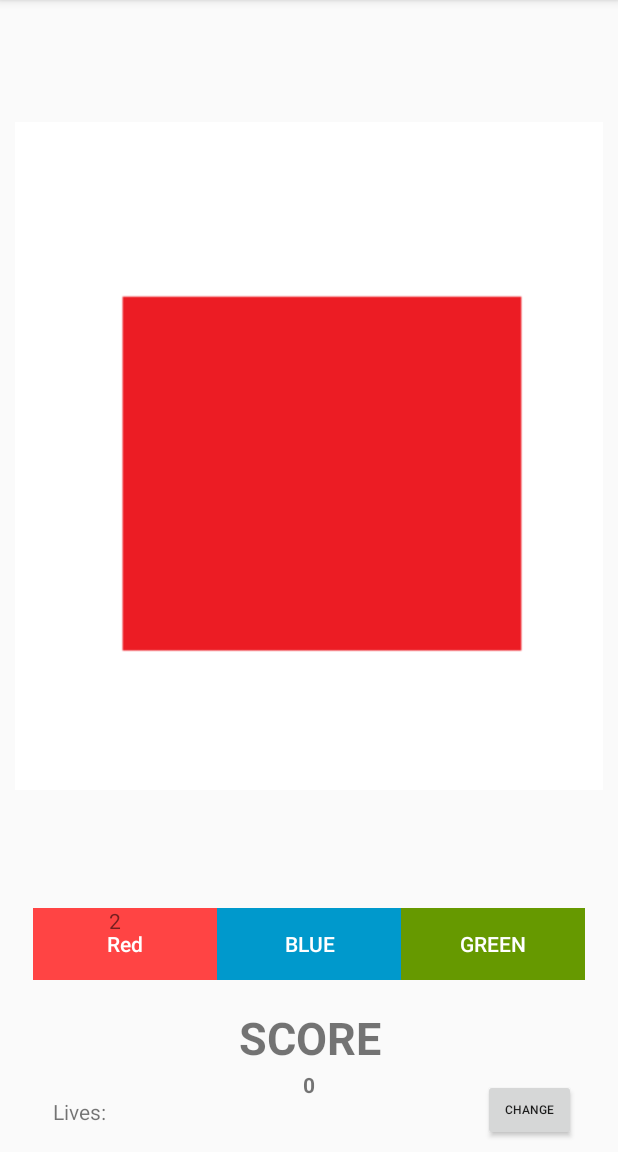
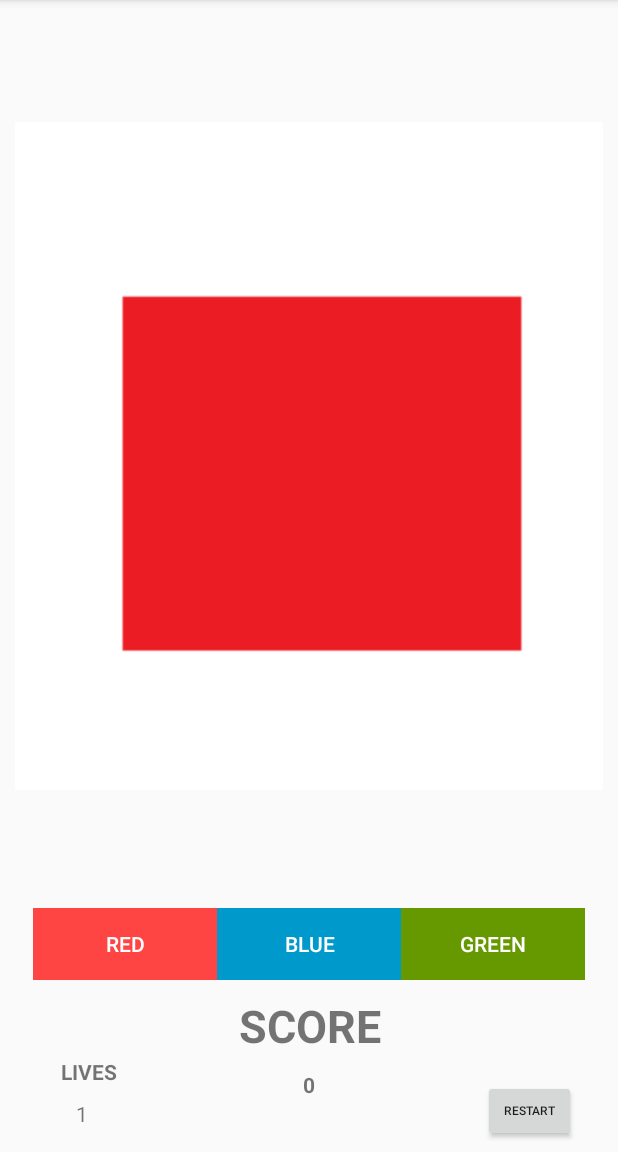
Before and after one commit to capizahe/FiguresGame, an Android app: the screen it shows after launch (MainActivity), after a tap on "GREEN", on a phone screen of 412 x 824 dp, the part 84-1236 px from its top. Run offline under Robolectric (Android 15) with nearby library versions, the phone set to English and light mode, and no system bars; 2 other taps on this screen came first.

Commit message:
Implementación botón "restart"

```diff
--- a/app/src/main/java/com/example/camil/figuresgame/MainActivity.java
+++ b/app/src/main/java/com/example/camil/figuresgame/MainActivity.java
@@ -1,23 +1,21 @@
 package com.example.camil.figuresgame;
 
-import android.graphics.Bitmap;
 import android.graphics.Color;
-import android.media.Image;
-import android.net.Uri;
 import android.support.v7.app.AppCompatActivity;
 import android.os.Bundle;
 import android.text.Editable;
 import android.text.TextWatcher;
 import android.view.View;
+import android.widget.Button;
 import android.widget.ImageView;
 import android.widget.TextView;
-
-import java.net.URL;
 import java.util.Random;
 
 import Model.Figure;
 
 public class MainActivity extends AppCompatActivity {
+
+    private Button red_button,blue_button,green_button;
 
     private ImageView figure;
     private Figure[] figures;
@@ -27,6 +25,7 @@ public class MainActivity extends AppCompatActivity {
     private int total = 0;
     private int lives = 3;
     private TextView stado;
+    private int option;
 
 
     @Override
@@ -35,6 +34,10 @@ public class MainActivity extends AppCompatActivity {
         setContentView(R.layout.activity_main);
         this.figure = (ImageView) findViewById(R.id.actual_figure);
         this.puntaje = (TextView) findViewById(R.id.score);
+        this.red_button = (Button) findViewById(R.id.red_button);
+        this.blue_button = (Button) findViewById(R.id.blue_button);
+        this.green_button = (Button) findViewById(R.id.green_button);
+
         loadImages();
         this.puntaje.setText("0");
         actual_figure = figures[randomFigure()];
@@ -43,80 +46,142 @@ public class MainActivity extends AppCompatActivity {
         this.vidas.setText(lives+"");
         this.stado = (TextView) findViewById(R.id.statusid);
         addListeners();
+        randomOption();
     }
 
     public void addListeners(){
-        this.vidas.addTextChangedListener(new TextWatcher() {
+        this.puntaje.addTextChangedListener(new TextWatcher() {
             @Override
             public void beforeTextChanged(CharSequence s, int start, int count, int after) {
             }
             @Override
             public void onTextChanged(CharSequence s, int start, int before, int count) {
-                if(s.equals("0")){
-                    stado.setText("PERDISTE");
-                    stado.setTextColor(Color.RED);
-                }else{
-                    if (total >= 100) {
-                        stado.setText("GANASTE");
-                        stado.setTextColor(Color.GREEN);
-                    }
-                }
+                randomOption();
             }
             @Override
             public void afterTextChanged(Editable s) {}
         });
-
-
-
     }
 
+    public void randomOption(){
+
+        Random random = new Random();
+         option = random.nextInt(2);
+        if(option == 0){
+            red_button.setText("CIRCLE");
+            blue_button.setText("TRIANGLE");
+            green_button.setText("SQUARE");
+        }
+        else {
+            red_button.setText("RED");
+            blue_button.setText("BLUE");
+            green_button.setText("GREEN");
+        }
+    }
 
     public void onClickBlue(View view){
-
-        if(actual_figure.getColor().equals("blue")) {
-            total += 10;
-            puntaje.setText(this.total+"");
-            newFigure();
+        if(option == 1) {
+            if (actual_figure.getColor().equals("blue")) {
+                total += 10;
+                puntaje.setText(this.total + "");
+                newFigure();
+            } else {
+                lives--;
+                updateLives();
+                total -= 5;
+                puntaje.setText(this.total + "");
+            }
         }
         else{
-            lives -=1;
-            updateLives();
-            total-=5;
-            puntaje.setText(this.total+"");
+            if (actual_figure.getShape().equals("triangle")) {
+                total += 10;
+                puntaje.setText(this.total + "");
+                newFigure();
+            } else {
+                lives--;
+                updateLives();
+                total -= 5;
+                puntaje.setText(this.total + "");
+            }
         }
+        checkStatus();
     }
     public void onClickRed(View view){
-
-        if(actual_figure.getColor().equals("red")){
-            this.total+=10;
-            this.puntaje.setText(this.total+"");
-            newFigure();
+        if(option == 1) {
+            if (actual_figure.getColor().equals("red")) {
+                this.total += 10;
+                this.puntaje.setText(this.total + "");
+                newFigure();
+            } else {
+                lives--;
+                total -= 5;
+                updateLives();
+                puntaje.setText(this.total + "");
+            }
+        }else{
+            if (actual_figure.getShape().equals("circle")) {
+                this.total += 10;
+                this.puntaje.setText(this.total + "");
+                newFigure();
+            } else {
+                lives--;
+                total -= 5;
+                updateLives();
+                puntaje.setText(this.total + "");
+            }
         }
-        else{
-            total-=5;
-            updateLives();
-            puntaje.setText(this.total+"");
-        }
+        checkStatus();
     }
     public void updateLives(){
         this.vidas.setText(this.lives+"");
     }
-    public void onClickChange(View view){
-      newFigure();
+    public void onClickRestart(View view){
+        this.lives = 3;
+        this.total = 0;
+        this.puntaje.setText("0");
+        this.stado.setText("");
+        updateLives();
     }
     public void onClickGreen(View view){
 
-        if(actual_figure.getColor().equals("green")){
-            puntaje.setText(this.total+"");
-            newFigure();
+        if(option == 1) {
+            if (actual_figure.getColor().equals("green")) {
+                this.total += 10;
+                this.puntaje.setText(this.total + "");
+                newFigure();
+            } else {
+                lives--;
+                total -= 5;
+                updateLives();
+                puntaje.setText(this.total + "");
+            }
+        }else{
+
+            if (actual_figure.getShape().equals("square")) {
+                this.total += 10;
+                this.puntaje.setText(this.total + "");
+                newFigure();
+            } else {
+                lives--;
+                total -= 5;
+                updateLives();
+                puntaje.setText(this.total + "");
+            }
         }
-        else{
-            total-=5;
-            updateLives();
-            puntaje.setText(this.total+"");
+        checkStatus();
+    }
+
+    private void checkStatus(){
+        if(lives == 0 ){
+        stado.setText("PERDISTE");
+        stado.setTextColor(Color.RED);
+    }else{
+        if (total >= 400) {
+            stado.setText("GANASTE");
+            stado.setTextColor(Color.GREEN);
         }
     }
-
+    }
     private void newFigure(){
         this.actual_figure = figures[randomFigure()];
         this.figure.setImageResource(actual_figure.getFigure());
--- a/app/src/main/res/layout/activity_main.xml
+++ b/app/src/main/res/layout/activity_main.xml
@@ -110,18 +110,17 @@
         app:layout_constraintHorizontal_bias="0.512"
         app:layout_constraintStart_toStartOf="parent"
         app:layout_constraintTop_toBottomOf="@+id/linearLayout4"
-        app:layout_constraintVertical_bias="0.32" />
+        app:layout_constraintVertical_bias="0.398" />
 
     <Button
-        android:id="@+id/change"
+        android:id="@+id/restart"
         android:layout_width="62dp"
         android:layout_height="41dp"
         android:layout_marginStart="85dp"
         android:layout_marginTop="60dp"
         android:layout_marginEnd="2dp"
-        android:layout_marginBottom="2dp"
-        android:onClick="onClickChange"
-        android:text="change"
+        android:onClick="onClickRestart"
+        android:text="RESTART"
         android:textSize="8sp"
         app:layout_constraintBottom_toBottomOf="parent"
         app:layout_constraintEnd_toEndOf="parent"
@@ -132,39 +131,48 @@
         android:id="@+id/lives"
         android:layout_width="wrap_content"
         android:layout_height="wrap_content"
-        android:layout_marginTop="476dp"
-        android:layout_marginEnd="243dp"
-        android:layout_marginBottom="17dp"
+        android:layout_marginStart="8dp"
+        android:layout_marginTop="9dp"
+        android:layout_marginEnd="230dp"
+        android:layout_marginBottom="16dp"
+        android:text="3"
         app:layout_constraintBottom_toBottomOf="parent"
-        app:layout_constraintEnd_toStartOf="@+id/change"
-        app:layout_constraintStart_toEndOf="@+id/textView2"
-        app:layout_constraintTop_toTopOf="parent" />
+        app:layout_constraintEnd_toStartOf="@+id/restart"
+        app:layout_constraintHorizontal_bias="0.564"
+        app:layout_constraintStart_toStartOf="parent"
+        app:layout_constraintTop_toBottomOf="@+id/textView2"
+        app:layout_constraintVertical_bias="1.0" />
 
     <TextView
         android:id="@+id/textView2"
         android:layout_width="wrap_content"
         android:layout_height="wrap_content"
-        android:layout_marginStart="31dp"
-        android:layout_marginTop="77dp"
+        android:layout_marginStart="16dp"
+        android:layout_marginTop="51dp"
         android:layout_marginEnd="244dp"
-        android:layout_marginBottom="17dp"
-        android:text="Lives: "
+        android:layout_marginBottom="44dp"
+        android:text="LIVES"
+        android:textStyle="bold"
         app:layout_constraintBottom_toBottomOf="parent"
-        app:layout_constraintEnd_toStartOf="@+id/change"
+        app:layout_constraintEnd_toStartOf="@+id/restart"
+        app:layout_constraintHorizontal_bias="1.0"
         app:layout_constraintStart_toStartOf="parent"
-        app:layout_constraintTop_toBottomOf="@+id/linearLayout4" />
+        app:layout_constraintTop_toBottomOf="@+id/linearLayout4"
+        app:layout_constraintVertical_bias="1.0" />
 
     <TextView
         android:id="@+id/statusid"
         android:layout_width="wrap_content"
         android:layout_height="wrap_content"
-        android:layout_marginStart="92dp"
-        android:layout_marginTop="3dp"
-        android:layout_marginEnd="94dp"
-        android:layout_marginBottom="8dp"
+        android:layout_marginStart="100dp"
+        android:layout_marginEnd="75dp"
+        android:textAlignment="center"
+        android:textSize="18sp"
+        android:textStyle="bold"
         app:layout_constraintBottom_toBottomOf="parent"
-        app:layout_constraintEnd_toStartOf="@+id/change"
+        app:layout_constraintEnd_toStartOf="@+id/restart"
         app:layout_constraintStart_toEndOf="@+id/lives"
-        app:layout_constraintTop_toBottomOf="@+id/score" />
+        app:layout_constraintTop_toBottomOf="@+id/score"
+        app:layout_constraintVertical_bias="1.0" />
 
 </android.support.constraint.ConstraintLayout>
```
